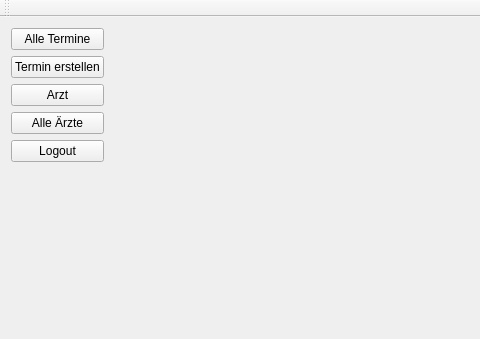
FinrodFelegund/Laborpraktikum, file Project/Client/Client/mainwindow.ui: the form before one commit; both pictures show x 0 to 480 and y 0 to 339 of the 802 by 536 pixel window.
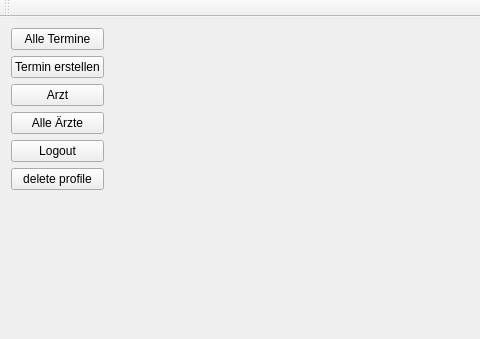
The form after the commit.

The edit to the form file:
```diff
--- a/Project/Client/Client/mainwindow.ui
+++ b/Project/Client/Client/mainwindow.ui
@@ -61,6 +61,13 @@
         </property>
        </widget>
       </item>
+      <item>
+       <widget class="QPushButton" name="deleteProfileButton">
+        <property name="text">
+         <string>delete profile</string>
+        </property>
+       </widget>
+      </item>
       <item>
        <spacer name="verticalSpacer">
         <property name="orientation">
```
Left out of the diff: 2 changed lines with no effect on the pictures.
